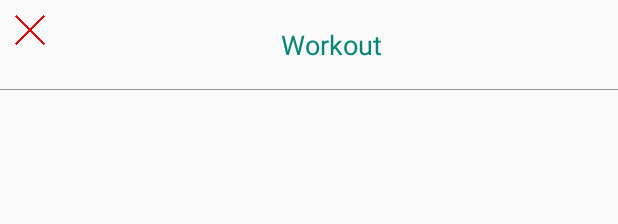
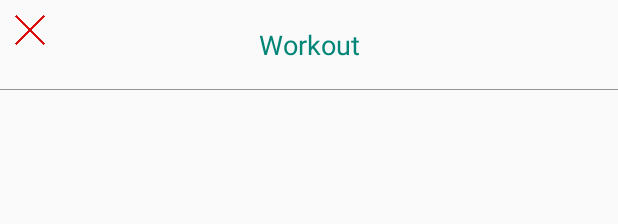
Before and after one commit to shuaiL8/FitAware-Android, an Android app: the layout dialog_inform.xml on its own in the app's theme, with its tools: preview values and no code run, on a phone screen of 412 x 824 dp. Shown: the top 224 px of the screen. Run offline under Robolectric (Android 15) with nearby library versions, the phone set to English and light mode, and no system bars.

Commit message:
center workout text

```diff
--- a/app/src/main/res/layout/dialog_inform.xml
+++ b/app/src/main/res/layout/dialog_inform.xml
@@ -23,7 +23,6 @@
             android:text="Workout"
             android:layout_marginRight="10dp"
             android:layout_marginLeft="10dp"
-            android:layout_toRightOf="@+id/img_cross"
             android:textSize="18dp"
             android:textColor="@color/colorPrimary"
             android:id="@+id/tv_date"/>
```
